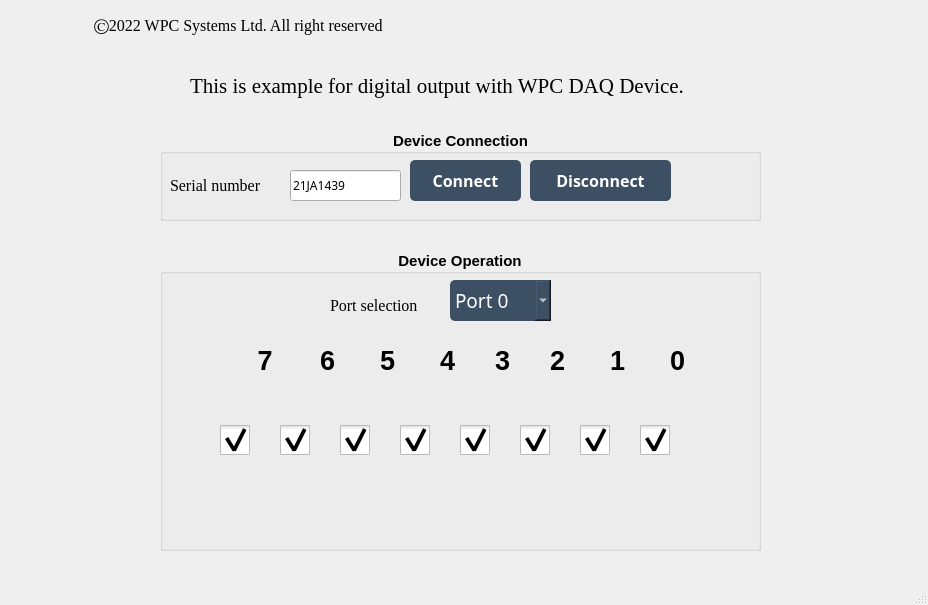
The window that Examples/GUI/DIO/Example_digital_output/UI_design/example_GUI_DO.ui (WPC-Systems-Ltd/WPC_Python_driver_release) describes before a commit, drawn with Qt 5.
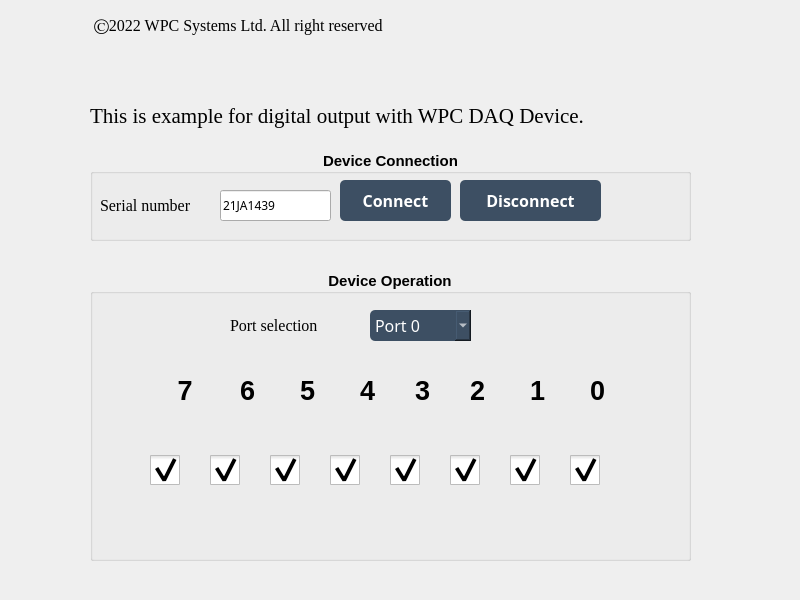
The same window after the commit. Icons and pictures are not drawn.

Commit message: v0.0.13- Add GUI example code & README.md in console example code (#15)

Patch:
```diff
--- a/Examples/GUI/DIO/Example_digital_output/UI_design/example_GUI_DO.ui
+++ b/Examples/GUI/DIO/Example_digital_output/UI_design/example_GUI_DO.ui
@@ -6,10 +6,16 @@
    <rect>
     <x>0</x>
     <y>0</y>
-    <width>928</width>
-    <height>605</height>
+    <width>800</width>
+    <height>600</height>
    </rect>
   </property>
+  <property name="minimumSize">
+   <size>
+    <width>800</width>
+    <height>600</height>
+   </size>
+  </property>
   <property name="windowTitle">
    <string>Example_digital_output</string>
   </property>
@@ -20,8 +26,8 @@
    <widget class="QLabel" name="lb_7">
     <property name="geometry">
      <rect>
-      <x>250</x>
-      <y>340</y>
+      <x>170</x>
+      <y>370</y>
       <width>31</width>
       <height>41</height>
      </rect>
@@ -40,8 +46,8 @@
    <widget class="QLabel" name="lb_6">
     <property name="geometry">
      <rect>
-      <x>320</x>
-      <y>340</y>
+      <x>240</x>
+      <y>370</y>
       <width>21</width>
       <height>41</height>
      </rect>
@@ -60,8 +66,8 @@
    <widget class="QLabel" name="lb_5">
     <property name="geometry">
      <rect>
-      <x>380</x>
-      <y>340</y>
+      <x>300</x>
+      <y>370</y>
       <width>31</width>
       <height>41</height>
      </rect>
@@ -80,8 +86,8 @@
    <widget class="QLabel" name="lb_4">
     <property name="geometry">
      <rect>
-      <x>440</x>
-      <y>340</y>
+      <x>360</x>
+      <y>370</y>
       <width>31</width>
       <height>41</height>
      </rect>
@@ -100,8 +106,8 @@
    <widget class="QLabel" name="lb_3">
     <property name="geometry">
      <rect>
-      <x>495</x>
-      <y>340</y>
+      <x>415</x>
+      <y>370</y>
       <width>31</width>
       <height>41</height>
      </rect>
@@ -120,8 +126,8 @@
    <widget class="QLabel" name="lb_2">
     <property name="geometry">
      <rect>
-      <x>550</x>
-      <y>340</y>
+      <x>470</x>
+      <y>370</y>
       <width>20</width>
       <height>41</height>
      </rect>
@@ -140,8 +146,8 @@
    <widget class="QLabel" name="lb_1">
     <property name="geometry">
      <rect>
-      <x>610</x>
-      <y>340</y>
+      <x>530</x>
+      <y>370</y>
       <width>31</width>
       <height>41</height>
      </rect>
@@ -160,8 +166,8 @@
    <widget class="QLabel" name="lb_0">
     <property name="geometry">
      <rect>
-      <x>670</x>
-      <y>340</y>
+      <x>590</x>
+      <y>370</y>
       <width>31</width>
       <height>41</height>
      </rect>
@@ -218,8 +224,8 @@
    <widget class="QLabel" name="lb_declare">
     <property name="geometry">
      <rect>
-      <x>190</x>
-      <y>70</y>
+      <x>90</x>
+      <y>100</y>
       <width>631</width>
       <height>31</height>
      </rect>
@@ -237,8 +243,8 @@
    <widget class="QGroupBox" name="groupBox_connection">
     <property name="geometry">
      <rect>
-      <x>160</x>
-      <y>130</y>
+      <x>90</x>
+      <y>150</y>
       <width>601</width>
       <height>91</height>
      </rect>
@@ -393,274 +399,13 @@
      </property>
     </widget>
    </widget>
-   <widget class="QComboBox" name="combobox_port">
-    <property name="geometry">
-     <rect>
-      <x>450</x>
-      <y>280</y>
-      <width>101</width>
-      <height>41</height>
-     </rect>
-    </property>
-    <property name="palette">
-     <palette>
-      <active>
-       <colorrole role="WindowText">
-        <brush brushstyle="SolidPattern">
-         <color alpha="255">
-          <red>255</red>
-          <green>255</green>
-          <blue>255</blue>
-         </color>
-        </brush>
-       </colorrole>
-       <colorrole role="Button">
-        <brush brushstyle="SolidPattern">
-         <color alpha="255">
-          <red>61</red>
-          <green>79</green>
-          <blue>99</blue>
-         </color>
-        </brush>
-       </colorrole>
-       <colorrole role="Text">
-        <brush brushstyle="SolidPattern">
-         <color alpha="255">
-          <red>255</red>
-          <green>255</green>
-          <blue>255</blue>
-         </color>
-        </brush>
-       </colorrole>
-       <colorrole role="ButtonText">
-        <brush brushstyle="SolidPattern">
-         <color alpha="255">
-          <red>255</red>
-          <green>255</green>
-          <blue>255</blue>
-         </color>
-        </brush>
-       </colorrole>
-       <colorrole role="Base">
-        <brush brushstyle="SolidPattern">
-         <color alpha="255">
-          <red>61</red>
-          <green>79</green>
-          <blue>99</blue>
-         </color>
-        </brush>
-       </colorrole>
-       <colorrole role="Window">
-        <brush brushstyle="SolidPattern">
-         <color alpha="255">
-          <red>61</red>
-          <green>79</green>
-          <blue>99</blue>
-         </color>
-        </brush>
-       </colorrole>
-       <colorrole role="PlaceholderText">
-        <brush brushstyle="NoBrush">
-         <color alpha="128">
-          <red>255</red>
-          <green>255</green>
-          <blue>255</blue>
-         </color>
-        </brush>
-       </colorrole>
-      </active>
-      <inactive>
-       <colorrole role="WindowText">
-        <brush brushstyle="SolidPattern">
-         <color alpha="255">
-          <red>255</red>
-          <green>255</green>
-          <blue>255</blue>
-         </color>
-        </brush>
-       </colorrole>
-       <colorrole role="Button">
-        <brush brushstyle="SolidPattern">
-         <color alpha="255">
-          <red>61</red>
-          <green>79</green>
-          <blue>99</blue>
-         </color>
-        </brush>
-       </colorrole>
-       <colorrole role="Text">
-        <brush brushstyle="SolidPattern">
-         <color alpha="255">
-          <red>255</red>
-          <green>255</green>
-          <blue>255</blue>
-         </color>
-        </brush>
-       </colorrole>
-       <colorrole role="ButtonText">
-        <brush brushstyle="SolidPattern">
-         <color alpha="255">
-          <red>255</red>
-          <green>255</green>
-          <blue>255</blue>
-         </color>
-        </brush>
-       </colorrole>
-       <colorrole role="Base">
-        <brush brushstyle="SolidPattern">
-         <color alpha="255">
-          <red>61</red>
-          <green>79</green>
-          <blue>99</blue>
-         </color>
-        </brush>
-       </colorrole>
-       <colorrole role="Window">
-        <brush brushstyle="SolidPattern">
-         <color alpha="255">
-          <red>61</red>
-          <green>79</green>
-          <blue>99</blue>
-         </color>
-        </brush>
-       </colorrole>
-       <colorrole role="PlaceholderText">
-        <brush brushstyle="NoBrush">
-         <color alpha="128">
-          <red>255</red>
-          <green>255</green>
-          <blue>255</blue>
-         </color>
-        </brush>
-       </colorrole>
-      </inactive>
-      <disabled>
-       <colorrole role="WindowText">
-        <brush brushstyle="SolidPattern">
-         <color alpha="255">
-          <red>255</red>
-          <green>255</green>
-          <blue>255</blue>
-         </color>
-        </brush>
-       </colorrole>
-       <colorrole role="Button">
-        <brush brushstyle="SolidPattern">
-         <color alpha="255">
-          <red>61</red>
-          <green>79</green>
-          <blue>99</blue>
-         </color>
-        </brush>
-       </colorrole>
-       <colorrole role="Text">
-        <brush brushstyle="SolidPattern">
-         <color alpha="255">
-          <red>255</red>
-          <green>255</green>
-          <blue>255</blue>
-         </color>
-        </brush>
-       </colorrole>
-       <colorrole role="ButtonText">
-        <brush brushstyle="SolidPattern">
-         <color alpha="255">
-          <red>255</red>
-          <green>255</green>
-          <blue>255</blue>
-         </color>
-        </brush>
-       </colorrole>
-       <colorrole role="Base">
-        <brush brushstyle="SolidPattern">
-         <color alpha="255">
-          <red>61</red>
-          <green>79</green>
-          <blue>99</blue>
-         </color>
-        </brush>
-       </colorrole>
-       <colorrole role="Window">
-        <brush brushstyle="SolidPattern">
-         <color alpha="255">
-          <red>61</red>
-          <green>79</green>
-          <blue>99</blue>
-         </color>
-        </brush>
-       </colorrole>
-       <colorrole role="PlaceholderText">
-        <brush brushstyle="NoBrush">
-         <color alpha="128">
-          <red>255</red>
-          <green>255</green>
-          <blue>255</blue>
-         </color>
-        </brush>
-       </colorrole>
-      </disabled>
-     </palette>
-    </property>
-    <property name="font">
-     <font>
-      <family>微軟正黑體</family>
-      <pointsize>14</pointsize>
-      <weight>50</weight>
-      <bold>false</bold>
-      <kerning>true</kerning>
-     </font>
-    </property>
-    <property name="acceptDrops">
-     <bool>false</bool>
-    </property>
-    <property name="layoutDirection">
-     <enum>Qt::LeftToRight</enum>
-    </property>
-    <property name="autoFillBackground">
-     <bool>false</bool>
-    </property>
-    <property name="styleSheet">
-     <string notr="true">background-color: rgb(61, 79, 99);
-border-radius : 5px;
-color:  rgb(255, 255, 255); </string>
-    </property>
-    <property name="editable">
-     <bool>false</bool>
-    </property>
-    <property name="currentText">
-     <string>Port 0</string>
-    </property>
-    <property name="frame">
-     <bool>true</bool>
-    </property>
-    <item>
-     <property name="text">
-      <string>Port 0</string>
-     </property>
-    </item>
-    <item>
-     <property name="text">
-      <string>Port 1</string>
-     </property>
-    </item>
-    <item>
-     <property name="text">
-      <string>Port 2</string>
-     </property>
-    </item>
-    <item>
-     <property name="text">
-      <string>Port 3</string>
-     </property>
-    </item>
-   </widget>
    <widget class="QGroupBox" name="groupBox_docontrol">
     <property name="geometry">
      <rect>
-      <x>160</x>
-      <y>250</y>
+      <x>90</x>
+      <y>270</y>
       <width>601</width>
-      <height>301</height>
+      <height>291</height>
      </rect>
     </property>
     <property name="font">
@@ -682,30 +427,11 @@
     <property name="flat">
      <bool>false</bool>
     </property>
-    <widget class="QLabel" name="lb_led_2">
-     <property name="geometry">
-      <rect>
-       <x>460</x>
-       <y>20</y>
-       <width>51</width>
-       <height>51</height>
-      </rect>
-     </property>
-     <property name="text">
-      <string/>
-     </property>
-     <property name="pixmap">
-      <pixmap>C:/Material/WPC_Led_green.png</pixmap>
-     </property>
-     <property name="scaledContents">
-      <bool>true</bool>
-     </property>
-    </widget>
     <widget class="QCheckBox" name="checkbox_state7">
      <property name="geometry">
       <rect>
        <x>60</x>
-       <y>150</y>
+       <y>160</y>
        <width>51</width>
        <height>81</height>
       </rect>
@@ -739,7 +465,7 @@
      <property name="geometry">
       <rect>
        <x>120</x>
-       <y>150</y>
+       <y>160</y>
        <width>51</width>
        <height>81</height>
       </rect>
@@ -773,7 +499,7 @@
      <property name="geometry">
       <rect>
        <x>180</x>
-       <y>150</y>
+       <y>160</y>
        <width>51</width>
        <height>81</height>
       </rect>
@@ -807,7 +533,7 @@
      <property name="geometry">
       <rect>
        <x>240</x>
-       <y>150</y>
+       <y>160</y>
        <width>51</width>
        <height>81</height>
       </rect>
@@ -841,7 +567,7 @@
      <property name="geometry">
       <rect>
        <x>300</x>
-       <y>150</y>
+       <y>160</y>
        <width>51</width>
        <height>81</height>
       </rect>
@@ -875,7 +601,7 @@
      <property name="geometry">
       <rect>
        <x>360</x>
-       <y>150</y>
+       <y>160</y>
        <width>51</width>
        <height>81</height>
       </rect>
@@ -909,7 +635,7 @@
      <property name="geometry">
       <rect>
        <x>420</x>
-       <y>150</y>
+       <y>160</y>
        <width>51</width>
        <height>81</height>
       </rect>
@@ -943,7 +669,7 @@
      <property name="geometry">
       <rect>
        <x>480</x>
-       <y>150</y>
+       <y>160</y>
        <width>51</width>
        <height>81</height>
       </rect>
@@ -973,12 +699,273 @@
       <bool>true</bool>
      </property>
     </widget>
+    <widget class="QComboBox" name="combobox_port">
+     <property name="geometry">
+      <rect>
+       <x>280</x>
+       <y>40</y>
+       <width>101</width>
+       <height>31</height>
+      </rect>
+     </property>
+     <property name="palette">
+      <palette>
+       <active>
+        <colorrole role="WindowText">
+         <brush brushstyle="SolidPattern">
+          <color alpha="255">
+           <red>255</red>
+           <green>255</green>
+           <blue>255</blue>
+          </color>
+         </brush>
+        </colorrole>
+        <colorrole role="Button">
+         <brush brushstyle="SolidPattern">
+          <color alpha="255">
+           <red>61</red>
+           <green>79</green>
+           <blue>99</blue>
+          </color>
+         </brush>
+        </colorrole>
+        <colorrole role="Text">
+         <brush brushstyle="SolidPattern">
+          <color alpha="255">
+           <red>255</red>
+           <green>255</green>
+           <blue>255</blue>
+          </color>
+         </brush>
+        </colorrole>
+        <colorrole role="ButtonText">
+         <brush brushstyle="SolidPattern">
+          <color alpha="255">
+           <red>255</red>
+           <green>255</green>
+           <blue>255</blue>
+          </color>
+         </brush>
+        </colorrole>
+        <colorrole role="Base">
+         <brush brushstyle="SolidPattern">
+          <color alpha="255">
+           <red>61</red>
+           <green>79</green>
+           <blue>99</blue>
+          </color>
+         </brush>
+        </colorrole>
+        <colorrole role="Window">
+         <brush brushstyle="SolidPattern">
+          <color alpha="255">
+           <red>61</red>
+           <green>79</green>
+           <blue>99</blue>
+          </color>
+         </brush>
+        </colorrole>
+        <colorrole role="PlaceholderText">
+         <brush brushstyle="NoBrush">
+          <color alpha="128">
+           <red>255</red>
+           <green>255</green>
+           <blue>255</blue>
+          </color>
+         </brush>
+        </colorrole>
+       </active>
+       <inactive>
+        <colorrole role="WindowText">
+         <brush brushstyle="SolidPattern">
+          <color alpha="255">
+           <red>255</red>
+           <green>255</green>
+           <blue>255</blue>
+          </color>
+         </brush>
+        </colorrole>
+        <colorrole role="Button">
+         <brush brushstyle="SolidPattern">
+          <color alpha="255">
+           <red>61</red>
+           <green>79</green>
+           <blue>99</blue>
+          </color>
+         </brush>
+        </colorrole>
+        <colorrole role="Text">
+         <brush brushstyle="SolidPattern">
+          <color alpha="255">
+           <red>255</red>
+           <green>255</green>
+           <blue>255</blue>
+          </color>
+         </brush>
+        </colorrole>
+        <colorrole role="ButtonText">
+         <brush brushstyle="SolidPattern">
+          <color alpha="255">
+           <red>255</red>
+           <green>255</green>
+           <blue>255</blue>
+          </color>
+         </brush>
+        </colorrole>
+        <colorrole role="Base">
+         <brush brushstyle="SolidPattern">
+          <color alpha="255">
+           <red>61</red>
+           <green>79</green>
+           <blue>99</blue>
+          </color>
+         </brush>
+        </colorrole>
+        <colorrole role="Window">
+         <brush brushstyle="SolidPattern">
+          <color alpha="255">
+           <red>61</red>
+           <green>79</green>
+           <blue>99</blue>
+          </color>
+         </brush>
+        </colorrole>
+        <colorrole role="PlaceholderText">
+         <brush brushstyle="NoBrush">
+          <color alpha="128">
+           <red>255</red>
+           <green>255</green>
+           <blue>255</blue>
+          </color>
+         </brush>
+        </colorrole>
+       </inactive>
+       <disabled>
+        <colorrole role="WindowText">
+         <brush brushstyle="SolidPattern">
+          <color alpha="255">
+           <red>255</red>
+           <green>255</green>
+           <blue>255</blue>
+          </color>
+         </brush>
+        </colorrole>
+        <colorrole role="Button">
+         <brush brushstyle="SolidPattern">
+          <color alpha="255">
+           <red>61</red>
+           <green>79</green>
+           <blue>99</blue>
+          </color>
+         </brush>
+        </colorrole>
+        <colorrole role="Text">
+         <brush brushstyle="SolidPattern">
+          <color alpha="255">
+           <red>255</red>
+           <green>255</green>
+           <blue>255</blue>
+          </color>
+         </brush>
+        </colorrole>
+        <colorrole role="ButtonText">
+         <brush brushstyle="SolidPattern">
+          <color alpha="255">
+           <red>255</red>
+           <green>255</green>
+           <blue>255</blue>
+          </color>
+         </brush>
+        </colorrole>
+        <colorrole role="Base">
+         <brush brushstyle="SolidPattern">
+          <color alpha="255">
+           <red>61</red>
+           <green>79</green>
+           <blue>99</blue>
+          </color>
+         </brush>
+        </colorrole>
+        <colorrole role="Window">
+         <brush brushstyle="SolidPattern">
+          <color alpha="255">
+           <red>61</red>
+           <green>79</green>
+           <blue>99</blue>
+          </color>
+         </brush>
+        </colorrole>
+        <colorrole role="PlaceholderText">
+         <brush brushstyle="NoBrush">
+          <color alpha="128">
+           <red>255</red>
+           <green>255</green>
+           <blue>255</blue>
+          </color>
+         </brush>
+        </colorrole>
+       </disabled>
+      </palette>
+     </property>
+     <property name="font">
+      <font>
+       <family>微軟正黑體</family>
+       <pointsize>12</pointsize>
+       <weight>50</weight>
+       <bold>false</bold>
+       <kerning>true</kerning>
+      </font>
+     </property>
+     <property name="acceptDrops">
+      <bool>false</bool>
+     </property>
+     <property name="layoutDirection">
+      <enum>Qt::LeftToRight</enum>
+     </property>
+     <property name="autoFillBackground">
+      <bool>false</bool>
+     </property>
+     <property name="styleSheet">
+      <string notr="true">background-color: rgb(61, 79, 99);
+border-radius : 5px;
+color:  rgb(255, 255, 255); </string>
+     </property>
+     <property name="editable">
+      <bool>false</bool>
+     </property>
+     <property name="currentText">
+      <string>Port 0</string>
+     </property>
+     <property name="frame">
+      <bool>true</bool>
+     </property>
+     <item>
+      <property name="text">
+       <string>Port 0</string>
+      </property>
+     </item>
+     <item>
+      <property name="text">
+       <string>Port 1</string>
+      </property>
+     </item>
+     <item>
+      <property name="text">
+       <string>Port 2</string>
+      </property>
+     </item>
+     <item>
+      <property name="text">
+       <string>Port 3</string>
+      </property>
+     </item>
+    </widget>
    </widget>
    <widget class="QLabel" name="lb_port">
     <property name="geometry">
      <rect>
-      <x>330</x>
-      <y>290</y>
+      <x>230</x>
+      <y>310</y>
       <width>121</width>
       <height>31</height>
      </rect>
@@ -1009,17 +996,6 @@
    <zorder>combobox_port</zorder>
    <zorder>lb_port</zorder>
   </widget>
-  <widget class="QMenuBar" name="menubar">
-   <property name="geometry">
-    <rect>
-     <x>0</x>
-     <y>0</y>
-     <width>928</width>
-     <height>25</height>
-    </rect>
-   </property>
-  </widget>
-  <widget class="QStatusBar" name="statusbar"/>
  </widget>
  <resources/>
  <connections/>
```
Left out of the diff: 5 changed lines with no effect on the pictures. The commit also changes 137 other files.
